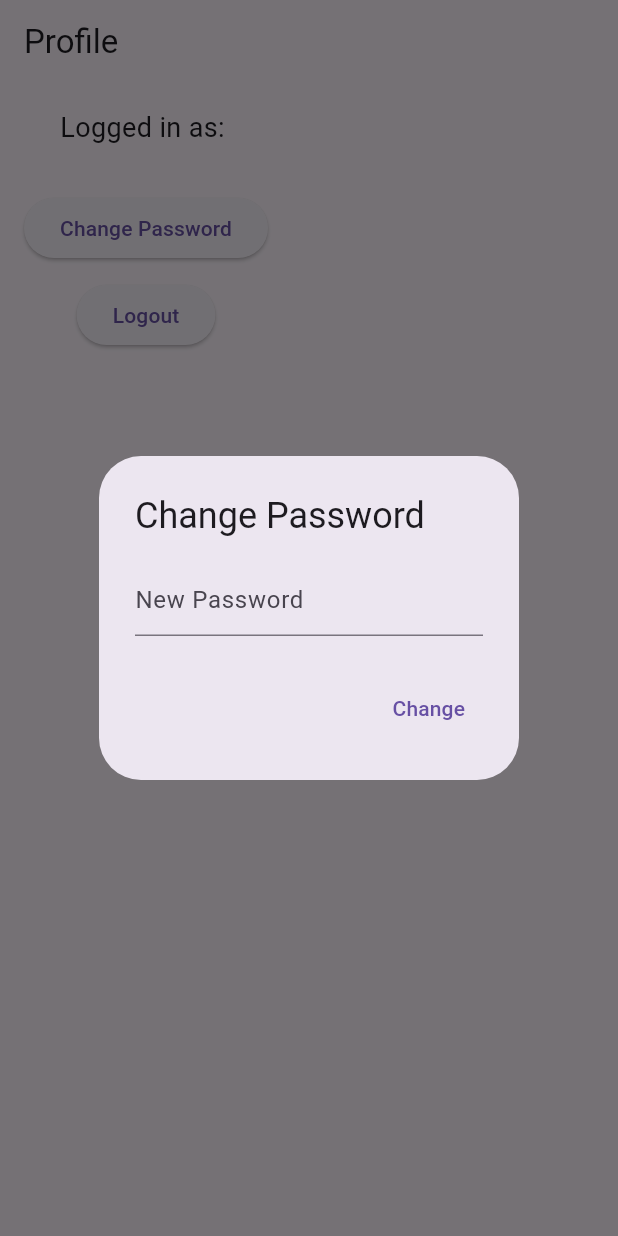
After one commit to anguyen221/auth_app, a Flutter app: the ProfileScreen screen opened directly, after a tap on "Change Password", on a phone screen of 412 x 824 dp. The commit adds this screen. Run offline on Flutter 3.47's test engine with Material 3 defaults, Android fonts, the phone set to English and light mode, and no system bars; our stand-ins replace firebase_auth, firebase_core; accounts and stored records are empty.

Commit message:
Added a profile screen with log out and change password functions

```diff
--- /dev/null
+++ b/lib/profile_screen.dart
@@ -0,0 +1,75 @@
+// ignore_for_file: use_build_context_synchronously
+
+import 'package:flutter/material.dart';
+import 'package:firebase_auth/firebase_auth.dart';
+import 'auth_service.dart';
+import 'authentication_screen.dart';
+
+class ProfileScreen extends StatelessWidget {
+  final AuthService _authService = AuthService();
+
+  ProfileScreen({super.key});
+
+  void _logout(BuildContext context) async {
+    await _authService.logout();
+    Navigator.pushReplacement(
+      context,
+      MaterialPageRoute(builder: (context) => const AuthenticationScreen()),
+    );
+  }
+
+  void _changePassword(BuildContext context) async {
+    final TextEditingController controller = TextEditingController();
+
+    showDialog(
+      context: context,
+      builder: (_) => AlertDialog(
+        title: const Text("Change Password"),
+        content: TextField(
+          controller: controller,
+          obscureText: true,
+          decoration: const InputDecoration(hintText: "New Password"),
+        ),
+        actions: [
+          TextButton(
+            onPressed: () async {
+              String? result = await _authService.changePassword(controller.text.trim());
+              Navigator.pop(context);
+              if (result != null && context.mounted) {
+                ScaffoldMessenger.of(context).showSnackBar(SnackBar(content: Text(result)));
+              }
+            },
+            child: const Text("Change"),
+          ),
+        ],
+      ),
+    );
+  }
+
+  @override
+  Widget build(BuildContext context) {
+    final user = FirebaseAuth.instance.currentUser;
+
+    return Scaffold(
+      appBar: AppBar(title: const Text("Profile")),
+      body: Padding(
+        padding: const EdgeInsets.all(16),
+        child: Column(
+          children: [
+            Text("Logged in as: ${user?.email ?? "Unknown"}", style: const TextStyle(fontSize: 18)),
+            const SizedBox(height: 30),
+            ElevatedButton(
+              onPressed: () => _changePassword(context),
+              child: const Text("Change Password"),
+            ),
+            const SizedBox(height: 10),
+            ElevatedButton(
+              onPressed: () => _logout(context),
+              child: const Text("Logout"),
+            ),
+          ],
+        ),
+      ),
+    );
+  }
+}
```
Also changed, not shown: lib/login_screen.dart (+23 -4 lines), lib/register_screen.dart (+23 -4 lines).
